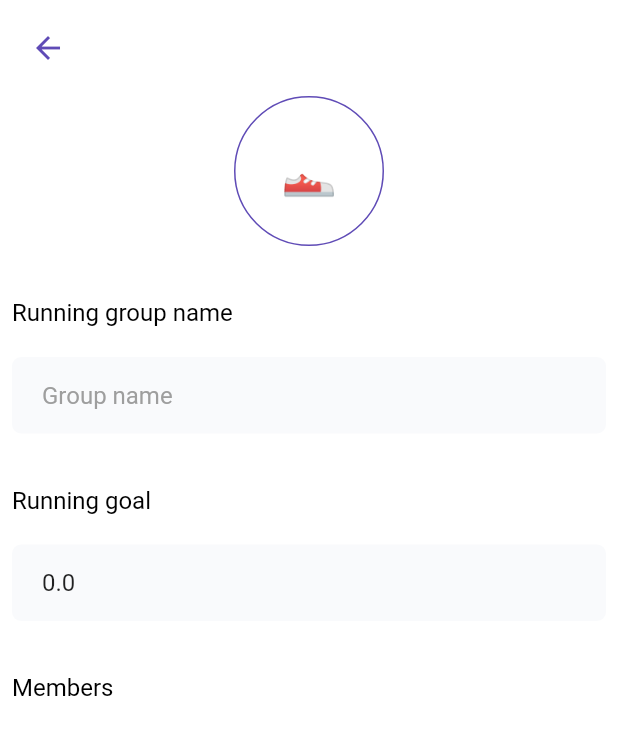
After one commit to dalynewspaper/doarun, a Flutter app: the EditGroup screen opened by its route, on a phone screen of 412 x 824 dp. The commit adds this screen. Shown: the top 735 px of the screen. Run offline on Flutter 3.47's test engine with Material 2 defaults, Android fonts, the phone set to English and light mode, and no system bars; our stand-ins replace auto_size_text, cloud_firestore, firebase_auth, firebase_core, flutter_spinkit, flutter_svg and 4 more; missing offline and left inert: flutter_web_auth; accounts and stored records are empty; Roboto replaces fonts that are missing (RobotoMedium).

Commit message:
group management in progress

```diff
--- a/lib/main.dart
+++ b/lib/main.dart
@@ -1,5 +1,6 @@
 import 'package:doarun/redirections.dart';
-import 'package:doarun/screens/profile/create_group/create_group.dart';
+import 'package:doarun/screens/profile/create_group.dart';
+import 'package:doarun/screens/profile/edit_group.dart';
 import 'package:doarun/screens/profile/profile.dart';
 import 'package:doarun/states/states_binding.dart';
 import 'package:doarun/urls.dart';
@@ -43,6 +44,10 @@ class MyApp extends StatelessWidget {
           name: URL_GROUP_CREATION,
           page: () => CreateGroup(),
         ),
+        GetPage(
+          name: URL_GROUP_EDITION,
+          page: () => EditGroup(),
+        ),
       ],
     );
   }
--- a/lib/screens/home/ranking.dart
+++ b/lib/screens/home/ranking.dart
@@ -33,7 +33,7 @@ class _Ranking extends State<Ranking> {
 
   @override
   initState() {
-    futureGroupUsers = groupStates.readAllAccounts(group.name.value);
+    futureGroupUsers = groupStates.readAllAccounts();
     super.initState();
   }
 
--- a/lib/screens/profile/create_group/create_group.dart
+++ b/lib/screens/profile/create_group.dart
@@ -14,10 +14,11 @@ class CreateGroup extends StatefulWidget {
 
 class _CreateGroup extends State<CreateGroup> {
   final GroupStates groupStates = Get.find();
+  final EntityGroup editedGroup = Get.arguments;
 
   @override
   void initState() {
-    groupStates.group.value = EntityGroup();
+    if (editedGroup != null) groupStates.group.value = editedGroup;
     super.initState();
   }
 
--- /dev/null
+++ b/lib/screens/profile/edit_group.dart
@@ -0,0 +1,194 @@
+import 'package:auto_size_text/auto_size_text.dart';
+import 'package:doarun/states/account_states.dart';
+import 'package:doarun/states/group_states.dart';
+import 'package:doarun/style/color.dart';
+import 'package:doarun/style/input.dart';
+import 'package:doarun/style/text.dart';
+import 'package:doarun/utils/database/entities/account/entity_account.dart';
+import 'package:doarun/widgets/loading.dart';
+import 'package:flutter/cupertino.dart';
+import 'package:flutter/material.dart';
+import 'package:get/get.dart';
+
+class EditGroup extends StatefulWidget {
+  @override
+  State<StatefulWidget> createState() => _EditGroup();
+}
+
+class _EditGroup extends State<EditGroup> {
+  final GroupStates groupStates = Get.find();
+  final AccountStates accountStates = Get.find();
+  Future _futureMembers;
+
+  @override
+  void initState() {
+    _futureMembers = groupStates.readAllAccounts();
+    super.initState();
+  }
+
+  @override
+  Widget build(BuildContext context) {
+    return Scaffold(
+      backgroundColor: Colors.white,
+      appBar: AppBar(
+        backgroundColor: Colors.transparent,
+        elevation: 0.0,
+        leading: Padding(
+          padding: const EdgeInsets.all(20.0),
+          child: GestureDetector(
+            onTap: () async {
+              await groupStates.updateGroup();
+              Get.back();
+            },
+            child: Icon(
+              Icons.arrow_back,
+              color: mainColor,
+            ),
+          ),
+        ),
+      ),
+      body: Padding(
+        padding: const EdgeInsets.all(8.0),
+        child: ListView(
+          shrinkWrap: true,
+          children: [
+            Container(
+              height: 100,
+              width: 100,
+              decoration: BoxDecoration(
+                  shape: BoxShape.circle,
+                  border: Border.all(width: 1.0, color: mainColor)),
+              child: Center(
+                  child: Text(
+                groupStates.group.value.icon.value,
+                style: TextStyle(fontSize: 30),
+              )),
+            ),
+            SizedBox(height: 35),
+            Align(
+              alignment: Alignment.topLeft,
+              child: Text(
+                "Running group name",
+                style: textStyleButton,
+              ),
+            ),
+            Container(height: 20),
+            StandardInput(
+                errorStr: null,
+                textInputType: TextInputType.name,
+                value: groupStates.group.value.name.value,
+                onChanged: (String value) {
+                  groupStates.group.value.name.value = value;
+                },
+                hintText: "Group name"),
+            SizedBox(height: 35),
+            Align(
+              alignment: Alignment.topLeft,
+              child: Text(
+                "Running goal",
+                style: textStyleButton,
+              ),
+            ),
+            Container(height: 20),
+            StandardInput(
+                errorStr: null,
+                textInputType: TextInputType.number,
+                value: groupStates.group.value.targetKm.value.toString(),
+                onChanged: (String value) {
+                  if (value.isNotEmpty)
+                    try {
+                      groupStates.group.value.targetKm.value =
+                          double.parse(value);
+                    } catch (e) {
+                      if (!Get.isSnackbarOpen)
+                        Get.snackbar(
+                            "Format error", "Please use only numbers and '.'");
+                    }
+                },
+                hintText: "Group name"),
+            SizedBox(height: 35),
+            Align(
+              alignment: Alignment.topLeft,
+              child: Text(
+                "Members",
+                style: textStyleButton,
+              ),
+            ),
+            SizedBox(height: 15),
+            FutureBuilder(
+                future: _futureMembers,
+                builder: (BuildContext context, data) {
+                  if (data.hasError) print(data.error);
+                  if (data.hasData)
+                    return ListView.builder(
+                        physics: NeverScrollableScrollPhysics(),
+                        shrinkWrap: true,
+                        itemCount: groupStates.groupAccounts.length,
+                        itemBuilder: (BuildContext context, int i) {
+                          return Container(
+                            decoration: BoxDecoration(
+                                border: Border.all(
+                                    color: Colors.black, width: 0.3)),
+                            height: 50,
+                            child: Row(
+                              children: [
+                                Text(groupStates.groupAccounts[i].name.value),
+                                Spacer(),
+                                accountStates.account.uid ==
+                                            groupStates.group.value.owner &&
+                                        accountStates.account.uid !=
+                                            groupStates.groupAccounts[i].uid
+                                    ? GestureDetector(
+                                        onTap: () => showPopUpComingSoon(
+                                            context,
+                                            groupStates.groupAccounts[i]),
+                                        child: Icon(Icons.close),
+                                      )
+                                    : Container()
+                              ],
+                            ),
+                          );
+                        });
+                  else
+                    return Loading();
+                }),
+            Container(height: 20),
+          ],
+        ),
+      ),
+    );
+  }
+
+  void showPopUpComingSoon(BuildContext context, EntityAccount account) async {
+    await Get.dialog(AlertDialog(
+      title: AutoSizeText(
+        "Are you sure to remove " +
+            account.name.value +
+            " from the running group ?",
+        style: textStyleH1,
+        textAlign: TextAlign.center,
+      ),
+      content: Row(
+        children: [
+          OutlinedButton(
+            onPressed: () => Navigator.pop(context),
+            child: Text("No"),
+          ),
+          Spacer(),
+          OutlinedButton(
+            onPressed: () {
+              groupStates.groupAccounts.removeWhere(
+                  (EntityAccount element) => element.uid == account.uid);
+              groupStates.group.value.accounts
+                  .removeWhere((element) => element == account.uid);
+              Navigator.pop(context);
+            },
+            child: Text("Yes"),
+          ),
+        ],
+      ),
+      shape: RoundedRectangleBorder(
+          borderRadius: BorderRadius.all(Radius.circular(32.0))),
+    ));
+  }
+}
--- a/lib/style/input.dart
+++ b/lib/style/input.dart
@@ -8,18 +8,24 @@ class StandardInput extends StatelessWidget {
   final String hintText;
   final TextInputType textInputType;
   final String errorStr;
+  final String value;
+
+  final TextEditingController _controller = TextEditingController();
 
   StandardInput(
       {@required this.onChanged,
       @required this.hintText,
       this.textInputType = TextInputType.text,
-      this.errorStr});
+      this.errorStr,
+      this.value = ""});
 
   @override
   Widget build(BuildContext context) {
+    _controller.value = TextEditingValue(text: value);
     return TextField(
         keyboardType: textInputType,
         onChanged: onChanged,
+        controller: _controller,
         decoration: InputDecoration(
           fillColor: foregroundColor,
           filled: true,
--- a/lib/urls.dart
+++ b/lib/urls.dart
@@ -1,4 +1,5 @@
 // In app
-const URL_HOME = "/";
-const URL_PROFILE = "/profile";
-const URL_GROUP_CREATION = "/profile/group";
+const String URL_HOME = "/";
+const String URL_PROFILE = "/profile";
+const String URL_GROUP_CREATION = "/profile/groupCreation";
+const String URL_GROUP_EDITION = "/profile/groupEdition";
--- a/lib/utils/database/entities/group/entity_group.dart
+++ b/lib/utils/database/entities/group/entity_group.dart
@@ -7,6 +7,7 @@ class EntityGroup extends GetxController {
   RxString name = "".obs;
   RxString icon = "👟".obs;
   RxDouble targetKm = 0.0.obs;
+  String owner = "";
   List accounts = [];
 
   EntityGroup();
@@ -19,6 +20,7 @@ class EntityGroup extends GetxController {
     return {
       "icon": this.icon.value,
       "targetKm": this.targetKm.value,
+      "owner": this.owner,
       "accounts": this.accounts,
     };
   }
@@ -32,6 +34,7 @@ class EntityGroup extends GetxController {
     this.name.value = key;
     this.icon.value = data["icon"];
     this.targetKm.value = data["targetKm"];
+    this.owner = data["owner"];
     this.accounts.assignAll(data["accounts"]);
     return true;
   }
--- a/lib/widgets/group_creation.dart
+++ b/lib/widgets/group_creation.dart
@@ -108,6 +108,7 @@ class GroupCreation extends StatelessWidget {
       // group creation
     } else {
       groupStates.group.value.accounts.add(accountStates.account.uid);
+      groupStates.group.value.owner = accountStates.account.uid;
       await groupStates.createGroup();
       if (isOnboarding) accountStates.account.onboardingStep.value += 1;
       accountStates.updateAccount();
--- a/lib/widgets/profile_picture.dart
+++ b/lib/widgets/profile_picture.dart
@@ -15,7 +15,7 @@ class ProfilePicture extends StatelessWidget {
   Widget build(BuildContext context) {
     return GestureDetector(
       onTap: () {
-        Get.offNamed(URL_PROFILE);
+        Get.toNamed(URL_PROFILE);
       },
       child: Container(
         height: this.height,
```
Also changed, not shown: lib/screens/profile/profile.dart (+15 -19 lines), lib/states/group_states.dart (+13 -13 lines).
